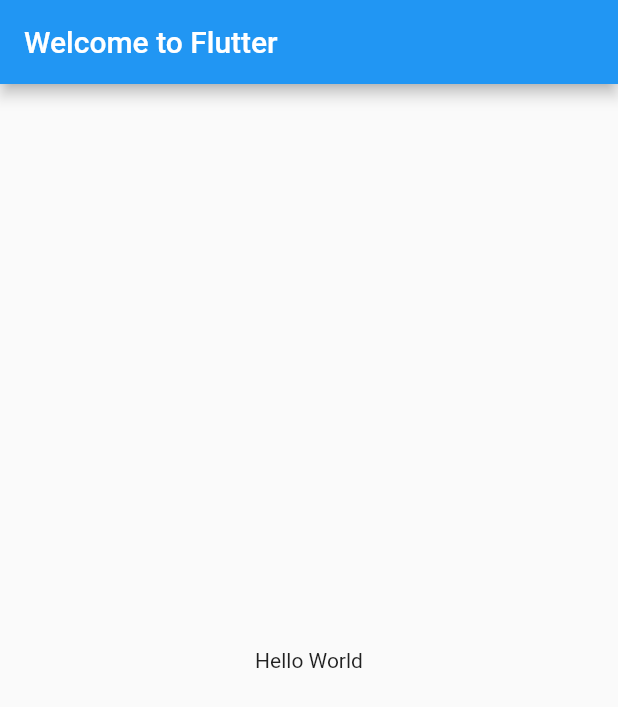
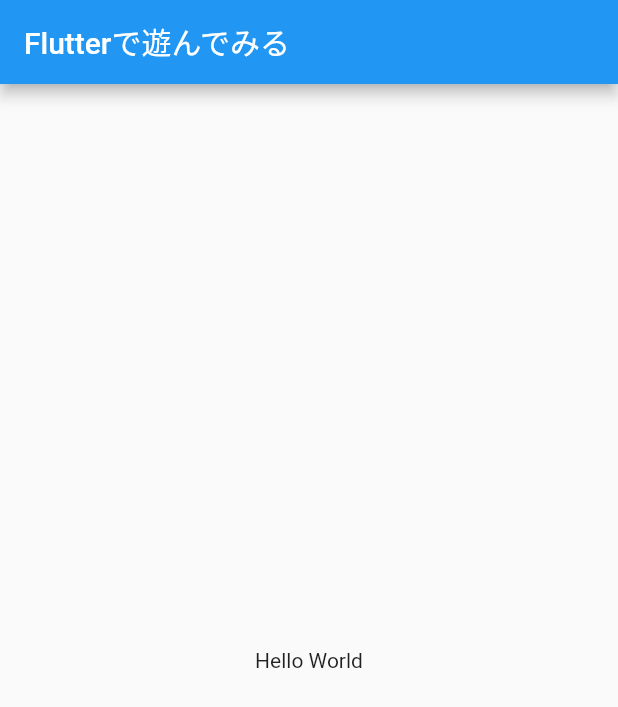
Before and after one commit to sohey-dr/first_app, a Flutter app: the screen it shows after launch, on a phone screen of 412 x 824 dp. Shown: the top 707 px of the screen. Run offline on Flutter 3.47's test engine with Material 2 defaults, Android fonts, the phone set to English and light mode, and no system bars.

Commit message:
[MODIFY]文言修正

```diff
--- a/lib/main.dart
+++ b/lib/main.dart
@@ -16,7 +16,7 @@ class MyApp extends StatelessWidget {
       ),
       home: Scaffold(
         appBar: AppBar(
-          title: const Text('Welcome to Flutter'),
+          title: const Text('Flutterで遊んでみる'),
         ),
         body: const Center(
           child: Text('Hello World'),
```
